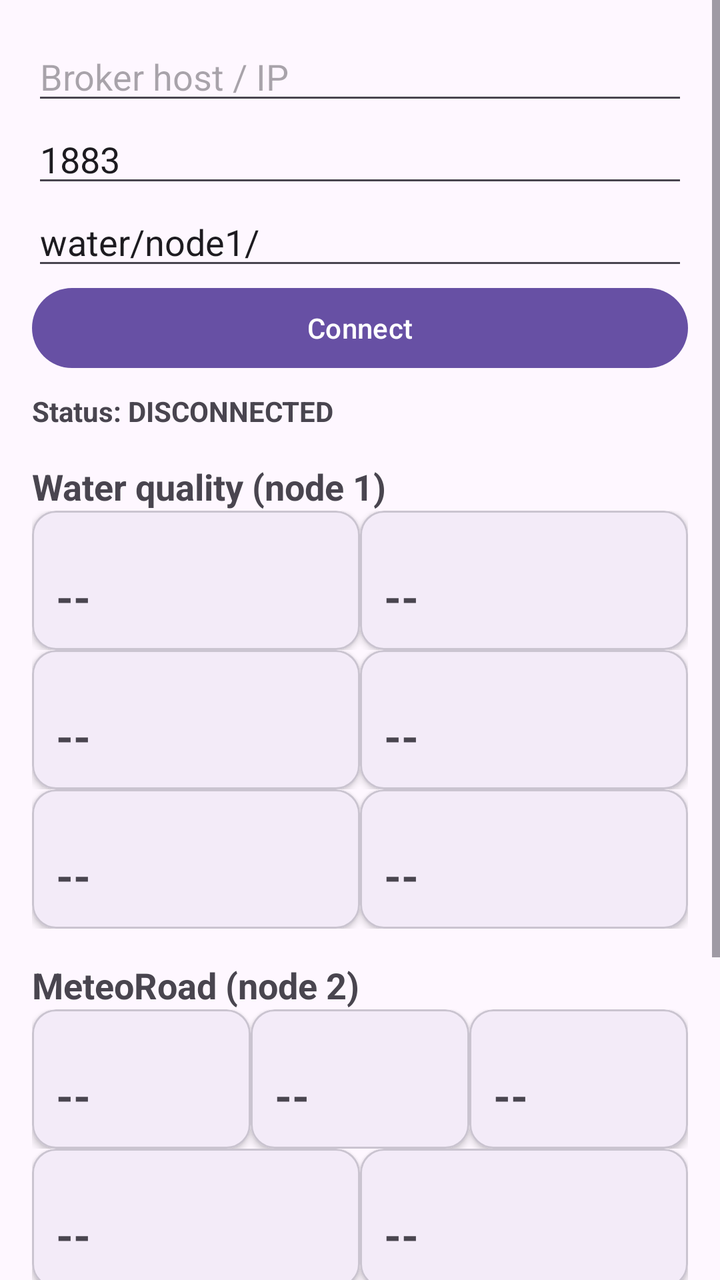
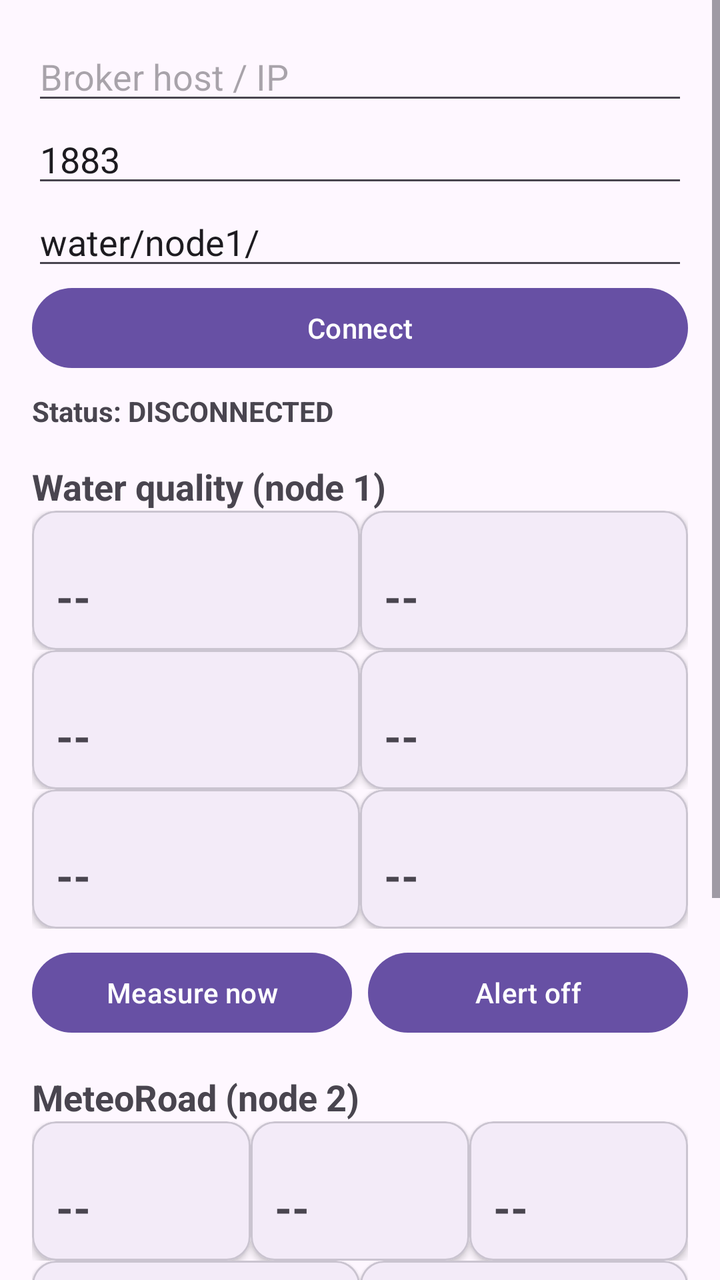

An Android layout rendered at two revisions. The XML below is the earlier revision; the diff shows what the commit changed to produce the second picture.
<!-- AndroidManifest.xml: application theme Theme.EasyGraph -->
<!-- res/layout/activity_main.xml -->
<?xml version="1.0" encoding="utf-8"?>
<ScrollView xmlns:android="http://schemas.android.com/apk/res/android"
    android:id="@+id/main"
    android:layout_width="match_parent"
    android:layout_height="match_parent"
    android:fillViewport="true">

    <LinearLayout
        android:layout_width="match_parent"
        android:layout_height="wrap_content"
        android:orientation="vertical"
        android:padding="16dp">

        
        <EditText
            android:id="@+id/etHost"
            android:layout_width="match_parent"
            android:layout_height="wrap_content"
            android:hint="Broker host / IP"
            android:inputType="text"
            android:maxLines="1" />

        <EditText
            android:id="@+id/etPort"
            android:layout_width="match_parent"
            android:layout_height="wrap_content"
            android:hint="Port"
            android:inputType="number"
            android:maxLines="1"
            android:text="1883" />

        <EditText
            android:id="@+id/etPrefix"
            android:layout_width="match_parent"
            android:layout_height="wrap_content"
            android:hint="Topic prefix"
            android:inputType="text"
            android:maxLines="1"
            android:text="water/node1/" />

        <Button
            android:id="@+id/btnConnect"
            android:layout_width="match_parent"
            android:layout_height="wrap_content"
            android:text="Connect" />

        <TextView
            android:id="@+id/tvStatus"
            android:layout_width="match_parent"
            android:layout_height="wrap_content"
            android:paddingTop="8dp"
            android:text="Status: DISCONNECTED"
            android:textStyle="bold" />

        
        <TextView
            android:layout_width="match_parent"
            android:layout_height="wrap_content"
            android:paddingTop="16dp"
            android:text="Water quality (node 1)"
            android:textSize="18sp"
            android:textStyle="bold" />

        <LinearLayout
            android:layout_width="match_parent"
            android:layout_height="wrap_content"
            android:orientation="horizontal">

            <include
                android:id="@+id/cardPh"
                layout="@layout/view_value_card"
                android:layout_width="0dp"
                android:layout_height="wrap_content"
                android:layout_weight="1" />

            <include
                android:id="@+id/cardTds"
                layout="@layout/view_value_card"
                android:layout_width="0dp"
                android:layout_height="wrap_content"
                android:layout_weight="1" />
        </LinearLayout>

        <LinearLayout
            android:layout_width="match_parent"
            android:layout_height="wrap_content"
            android:orientation="horizontal">

            <include
                android:id="@+id/cardTurbidity"
                layout="@layout/view_value_card"
                android:layout_width="0dp"
                android:layout_height="wrap_content"
                android:layout_weight="1" />

            <include
                android:id="@+id/cardTemperature"
                layout="@layout/view_value_card"
                android:layout_width="0dp"
                android:layout_height="wrap_content"
                android:layout_weight="1" />
        </LinearLayout>

        <LinearLayout
            android:layout_width="match_parent"
            android:layout_height="wrap_content"
            android:orientation="horizontal">

            <include
                android:id="@+id/cardState"
                layout="@layout/view_value_card"
                android:layout_width="0dp"
                android:layout_height="wrap_content"
                android:layout_weight="1" />

            <include
                android:id="@+id/cardHeartbeat"
                layout="@layout/view_value_card"
                android:layout_width="0dp"
                android:layout_height="wrap_content"
                android:layout_weight="1" />
        </LinearLayout>

        
        <TextView
            android:layout_width="match_parent"
            android:layout_height="wrap_content"
            android:paddingTop="16dp"
            android:text="MeteoRoad (node 2)"
            android:textSize="18sp"
            android:textStyle="bold" />

        <LinearLayout
            android:layout_width="match_parent"
            android:layout_height="wrap_content"
            android:orientation="horizontal">

            <include
                android:id="@+id/cardN2Temperature"
                layout="@layout/view_value_card"
                android:layout_width="0dp"
                android:layout_height="wrap_content"
                android:layout_weight="1" />

            <include
                android:id="@+id/cardN2Humidity"
                layout="@layout/view_value_card"
                android:layout_width="0dp"
                android:layout_height="wrap_content"
                android:layout_weight="1" />

            <include
                android:id="@+id/cardN2Pressure"
                layout="@layout/view_value_card"
                android:layout_width="0dp"
                android:layout_height="wrap_content"
                android:layout_weight="1" />
        </LinearLayout>

        <LinearLayout
            android:layout_width="match_parent"
            android:layout_height="wrap_content"
            android:orientation="horizontal">

            <include
                android:id="@+id/cardN2Status"
                layout="@layout/view_value_card"
                android:layout_width="0dp"
                android:layout_height="wrap_content"
                android:layout_weight="1" />

            <include
                android:id="@+id/cardN2Ml"
                layout="@layout/view_value_card"
                android:layout_width="0dp"
                android:layout_height="wrap_content"
                android:layout_weight="1" />
        </LinearLayout>

        <include
            android:id="@+id/cardN2Forecast"
            layout="@layout/view_value_card"
            android:layout_width="match_parent"
            android:layout_height="wrap_content" />

        <include
            android:id="@+id/cardN2Traffic"
            layout="@layout/view_value_card"
            android:layout_width="match_parent"
            android:layout_height="wrap_content" />

        
        <TextView
            android:layout_width="match_parent"
            android:layout_height="wrap_content"
            android:paddingTop="16dp"
            android:text="Log"
            android:textSize="18sp"
            android:textStyle="bold" />

        <TextView
            android:id="@+id/tvLog"
            android:layout_width="match_parent"
            android:layout_height="wrap_content"
            android:fontFamily="monospace"
            android:textSize="12sp" />

    </LinearLayout>
</ScrollView>
<!-- res/layout/view_value_card.xml (included above) -->
<?xml version="1.0" encoding="utf-8"?>
<com.google.android.material.card.MaterialCardView
    xmlns:android="http://schemas.android.com/apk/res/android"
    xmlns:app="http://schemas.android.com/apk/res-auto"
    android:layout_width="match_parent"
    android:layout_height="wrap_content"
    android:layout_margin="4dp"
    app:cardCornerRadius="12dp"
    app:cardElevation="2dp">

    <LinearLayout
        android:layout_width="match_parent"
        android:layout_height="wrap_content"
        android:orientation="vertical"
        android:padding="12dp">

        <TextView
            android:id="@+id/tvLabel"
            android:layout_width="wrap_content"
            android:layout_height="wrap_content"
            android:textSize="12sp" />

        <TextView
            android:id="@+id/tvValue"
            android:layout_width="wrap_content"
            android:layout_height="wrap_content"
            android:text="--"
            android:textSize="22sp"
            android:textStyle="bold" />
    </LinearLayout>

</com.google.android.material.card.MaterialCardView>
<!-- resources referenced by this layout -->
<resources>
  <style name="Theme.EasyGraph" parent="Base.Theme.EasyGraph" />
  <style name="Base.Theme.EasyGraph" parent="Theme.Material3.DayNight.NoActionBar">
          
          
      </style>
</resources>

<!-- the commit's change to res/layout/activity_main.xml (unified diff, before → after) -->
@@ -119,6 +119,30 @@
                 android:layout_width="0dp"
                 android:layout_height="wrap_content"
                 android:layout_weight="1" />
+        </LinearLayout>
+
+        
+        <LinearLayout
+            android:layout_width="match_parent"
+            android:layout_height="wrap_content"
+            android:orientation="horizontal"
+            android:paddingTop="8dp">
+
+            <Button
+                android:id="@+id/btnSample"
+                android:layout_width="0dp"
+                android:layout_height="wrap_content"
+                android:layout_marginEnd="4dp"
+                android:layout_weight="1"
+                android:text="Measure now" />
+
+            <Button
+                android:id="@+id/btnAlertOff"
+                android:layout_width="0dp"
+                android:layout_height="wrap_content"
+                android:layout_marginStart="4dp"
+                android:layout_weight="1"
+                android:text="Alert off" />
         </LinearLayout>
 
         
